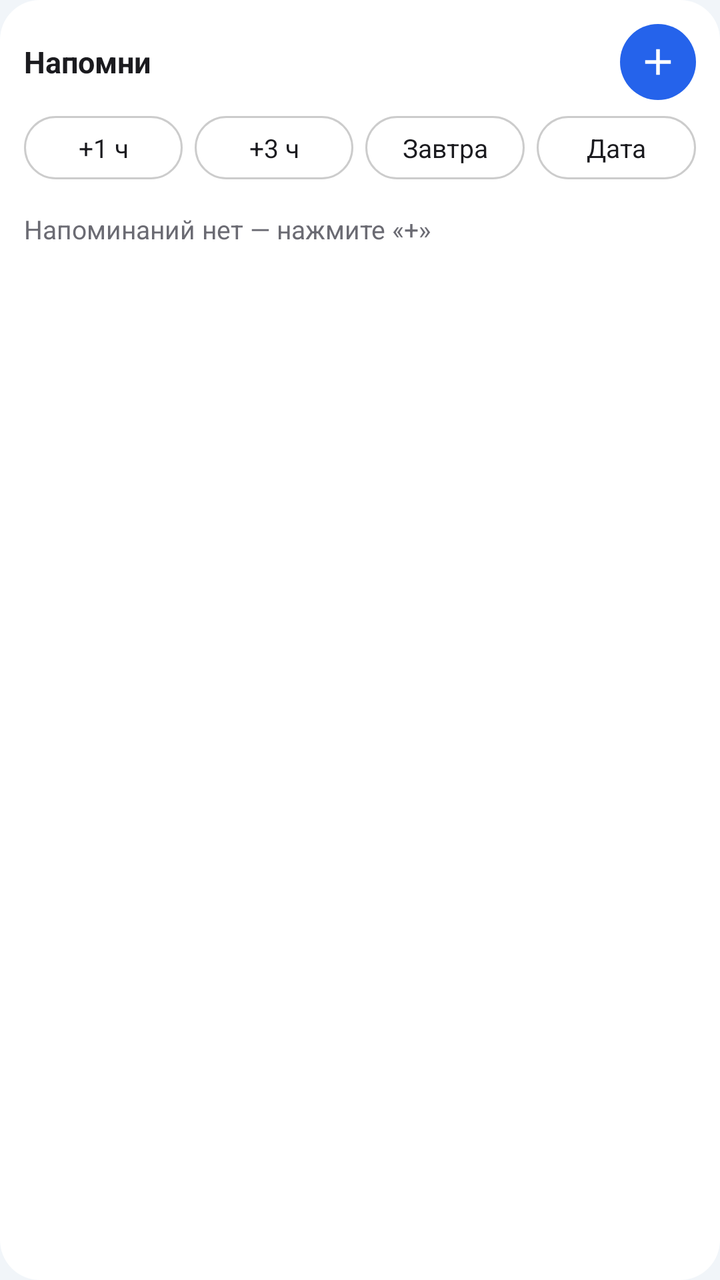
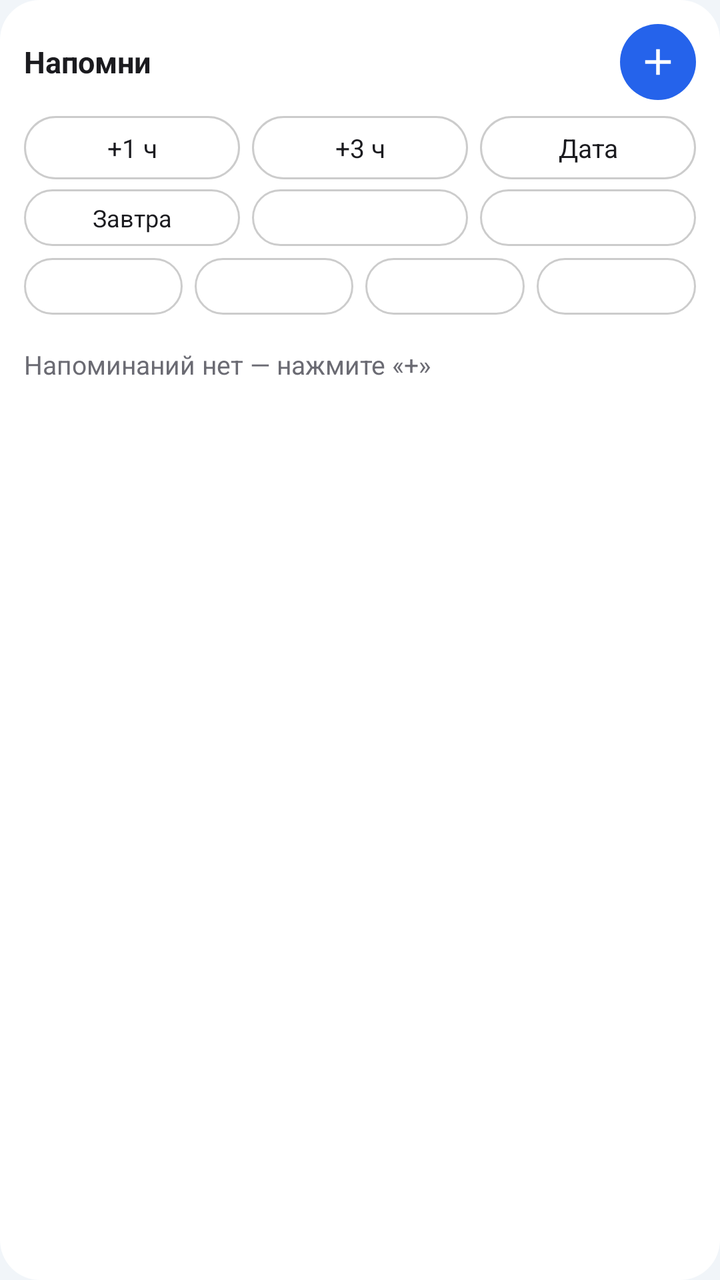

Before-and-after screenshots of an Android layout around one commit, followed by the original layout XML and the change that was made.
<!-- AndroidManifest.xml: application theme Theme.Napomni -->
<!-- res/layout/widget.xml -->
<?xml version="1.0" encoding="utf-8"?>
<LinearLayout xmlns:android="http://schemas.android.com/apk/res/android"
    android:id="@+id/root"
    android:layout_width="match_parent"
    android:layout_height="match_parent"
    android:background="@drawable/widget_bg"
    android:orientation="vertical"
    android:padding="12dp">

    <LinearLayout
        android:id="@+id/header"
        android:layout_width="match_parent"
        android:layout_height="wrap_content"
        android:gravity="center_vertical"
        android:orientation="horizontal">
        <TextView
            android:layout_width="0dp"
            android:layout_height="wrap_content"
            android:layout_weight="1"
            android:text="@string/app_name"
            android:textColor="@color/w_text"
            android:textSize="15sp"
            android:textStyle="bold" />
        <ImageView
            android:id="@+id/add"
            android:layout_width="38dp"
            android:layout_height="38dp"
            android:background="@drawable/add_bg"
            android:contentDescription="@string/add"
            android:padding="8dp"
            android:src="@drawable/ic_add" />
    </LinearLayout>

    <LinearLayout
        android:layout_width="match_parent"
        android:layout_height="wrap_content"
        android:layout_marginTop="8dp"
        android:layout_marginBottom="6dp"
        android:orientation="horizontal">
        <TextView android:id="@+id/q1" style="@style/WidgetChip" android:text="@string/q1" />
        <TextView android:id="@+id/q2" style="@style/WidgetChip" android:text="@string/q2" />
        <TextView android:id="@+id/q3" style="@style/WidgetChip" android:text="@string/q3" />
        <TextView android:id="@+id/q4" style="@style/WidgetChip" android:layout_marginEnd="0dp" android:text="@string/q4" />
    </LinearLayout>

    <LinearLayout android:id="@+id/row1" style="@style/WidgetRow">
        <TextView android:id="@+id/time1" style="@style/WidgetTime" />
        <LinearLayout
            android:layout_width="0dp"
            android:layout_height="wrap_content"
            android:layout_weight="1"
            android:orientation="vertical">
            <TextView android:id="@+id/title1" style="@style/WidgetTitle" />
            <TextView android:id="@+id/sub1" style="@style/WidgetSub" />
        </LinearLayout>
    </LinearLayout>

    <LinearLayout android:id="@+id/row2" style="@style/WidgetRow">
        <TextView android:id="@+id/time2" style="@style/WidgetTime" />
        <LinearLayout
            android:layout_width="0dp"
            android:layout_height="wrap_content"
            android:layout_weight="1"
            android:orientation="vertical">
            <TextView android:id="@+id/title2" style="@style/WidgetTitle" />
            <TextView android:id="@+id/sub2" style="@style/WidgetSub" />
        </LinearLayout>
    </LinearLayout>

    <LinearLayout android:id="@+id/row3" style="@style/WidgetRow">
        <TextView android:id="@+id/time3" style="@style/WidgetTime" />
        <LinearLayout
            android:layout_width="0dp"
            android:layout_height="wrap_content"
            android:layout_weight="1"
            android:orientation="vertical">
            <TextView android:id="@+id/title3" style="@style/WidgetTitle" />
            <TextView android:id="@+id/sub3" style="@style/WidgetSub" />
        </LinearLayout>
    </LinearLayout>

    <TextView
        android:id="@+id/empty"
        android:layout_width="match_parent"
        android:layout_height="wrap_content"
        android:paddingTop="10dp"
        android:text="@string/empty"
        android:textColor="@color/w_sub"
        android:textSize="13sp" />
</LinearLayout>
<!-- resources referenced by this layout -->
<resources>
  <color name="w_sub">#6B6B73</color>
  <color name="w_text">#1B1B1F</color>
  <!-- drawable add_bg (drawable) -->
  <?xml version="1.0" encoding="utf-8"?>
  <shape xmlns:android="http://schemas.android.com/apk/res/android" android:shape="oval">
      <solid android:color="@color/w_accent" />
  </shape>
  <!-- drawable ic_add (drawable) -->
  <?xml version="1.0" encoding="utf-8"?>
  <vector xmlns:android="http://schemas.android.com/apk/res/android"
      android:width="24dp" android:height="24dp" android:viewportWidth="24" android:viewportHeight="24">
      <path android:fillColor="@color/w_on_accent" android:pathData="M19,13h-6v6h-2v-6H5v-2h6V5h2v6h6v2z" />
  </vector>
  <!-- drawable widget_bg (drawable) -->
  <?xml version="1.0" encoding="utf-8"?>
  <shape xmlns:android="http://schemas.android.com/apk/res/android" android:shape="rectangle">
      <corners android:radius="20dp" />
      <solid android:color="@color/w_bg" />
  </shape>
  <string name="add">Новое напоминание</string>
  <string name="app_name">Напомни</string>
  <string name="empty">Напоминаний нет — нажмите «+»</string>
  <string name="q1">+1 ч</string>
  <string name="q2">+3 ч</string>
  <string name="q3">Завтра</string>
  <string name="q4">Дата</string>
  <style name="WidgetRow">
          <item name="android:layout_width">match_parent</item>
          <item name="android:layout_height">wrap_content</item>
          <item name="android:orientation">horizontal</item>
          <item name="android:background">@drawable/row_bg</item>
          <item name="android:paddingTop">8dp</item>
          <item name="android:paddingBottom">6dp</item>
          <item name="android:visibility">gone</item>
      </style>
  <style name="WidgetSub">
          <item name="android:layout_width">match_parent</item>
          <item name="android:layout_height">wrap_content</item>
          <item name="android:textColor">@color/w_sub</item>
          <item name="android:textSize">12sp</item>
          <item name="android:maxLines">1</item>
          <item name="android:ellipsize">end</item>
      </style>
  <style name="WidgetTime">
          <item name="android:layout_width">84dp</item>
          <item name="android:layout_height">wrap_content</item>
          <item name="android:textColor">@color/w_sub</item>
          <item name="android:textSize">13sp</item>
          <item name="android:maxLines">1</item>
      </style>
  <style name="WidgetTitle">
          <item name="android:layout_width">match_parent</item>
          <item name="android:layout_height">wrap_content</item>
          <item name="android:textColor">@color/w_text</item>
          <item name="android:textSize">14sp</item>
          <item name="android:maxLines">1</item>
          <item name="android:ellipsize">end</item>
      </style>
  <style name="Theme.Napomni" parent="android:Theme.Material.Light.NoActionBar">
          <item name="android:windowBackground">@color/bg</item>
      </style>
  <color name="w_accent">#2563EB</color>
  <color name="w_on_accent">#FFFFFF</color>
  <color name="w_bg">#FFFFFF</color>
  <!-- drawable chip_bg (drawable) -->
  <?xml version="1.0" encoding="utf-8"?>
  <shape xmlns:android="http://schemas.android.com/apk/res/android" android:shape="rectangle">
      <corners android:radius="16dp" />
      <stroke android:width="1dp" android:color="@color/w_chip_stroke" />
  </shape>
  <!-- drawable row_bg (drawable) -->
  <?xml version="1.0" encoding="utf-8"?>
  <layer-list xmlns:android="http://schemas.android.com/apk/res/android">
      <item><shape><solid android:color="@color/w_divider" /></shape></item>
      <item android:top="1dp"><shape><solid android:color="@color/w_bg" /></shape></item>
  </layer-list>
  <color name="bg">#F1F5F9</color>
  <color name="w_chip_stroke">#33000000</color>
  <color name="w_divider">#1A000000</color>
  <!-- unchanged entries left out for length: 1 -->
</resources>

<!-- the commit's change to res/layout/widget.xml (unified diff, before → after) -->
@@ -35,12 +35,33 @@
         android:layout_width="match_parent"
         android:layout_height="wrap_content"
         android:layout_marginTop="8dp"
-        android:layout_marginBottom="6dp"
+        android:layout_marginBottom="5dp"
         android:orientation="horizontal">
         <TextView android:id="@+id/q1" style="@style/WidgetChip" android:text="@string/q1" />
         <TextView android:id="@+id/q2" style="@style/WidgetChip" android:text="@string/q2" />
-        <TextView android:id="@+id/q3" style="@style/WidgetChip" android:text="@string/q3" />
         <TextView android:id="@+id/q4" style="@style/WidgetChip" android:layout_marginEnd="0dp" android:text="@string/q4" />
+    </LinearLayout>
+
+    
+    <LinearLayout
+        android:layout_width="match_parent"
+        android:layout_height="wrap_content"
+        android:layout_marginBottom="6dp"
+        android:orientation="horizontal">
+        <TextView android:id="@+id/d1" style="@style/WidgetDay" android:text="@string/q3" />
+        <TextView android:id="@+id/d2" style="@style/WidgetDay" />
+        <TextView android:id="@+id/d3" style="@style/WidgetDay" android:layout_marginEnd="0dp" />
+    </LinearLayout>
+
+    <LinearLayout
+        android:layout_width="match_parent"
+        android:layout_height="wrap_content"
+        android:layout_marginBottom="6dp"
+        android:orientation="horizontal">
+        <TextView android:id="@+id/d4" style="@style/WidgetDay" />
+        <TextView android:id="@+id/d5" style="@style/WidgetDay" />
+        <TextView android:id="@+id/d6" style="@style/WidgetDay" />
+        <TextView android:id="@+id/d7" style="@style/WidgetDay" android:layout_marginEnd="0dp" />
     </LinearLayout>
 
     <LinearLayout android:id="@+id/row1" style="@style/WidgetRow">
<!-- resource entries referenced after the edit -->
@@ -26,6 +26,11 @@
   <string name="q2">+3 ч</string>
   <string name="q3">Завтра</string>
   <string name="q4">Дата</string>
+  <style name="WidgetDay" parent="WidgetChip">
+          <item name="android:textSize">12sp</item>
+          <item name="android:paddingTop">6dp</item>
+          <item name="android:paddingBottom">6dp</item>
+      </style>
   <style name="WidgetRow">
           <item name="android:layout_width">match_parent</item>
           <item name="android:layout_height">wrap_content</item>
